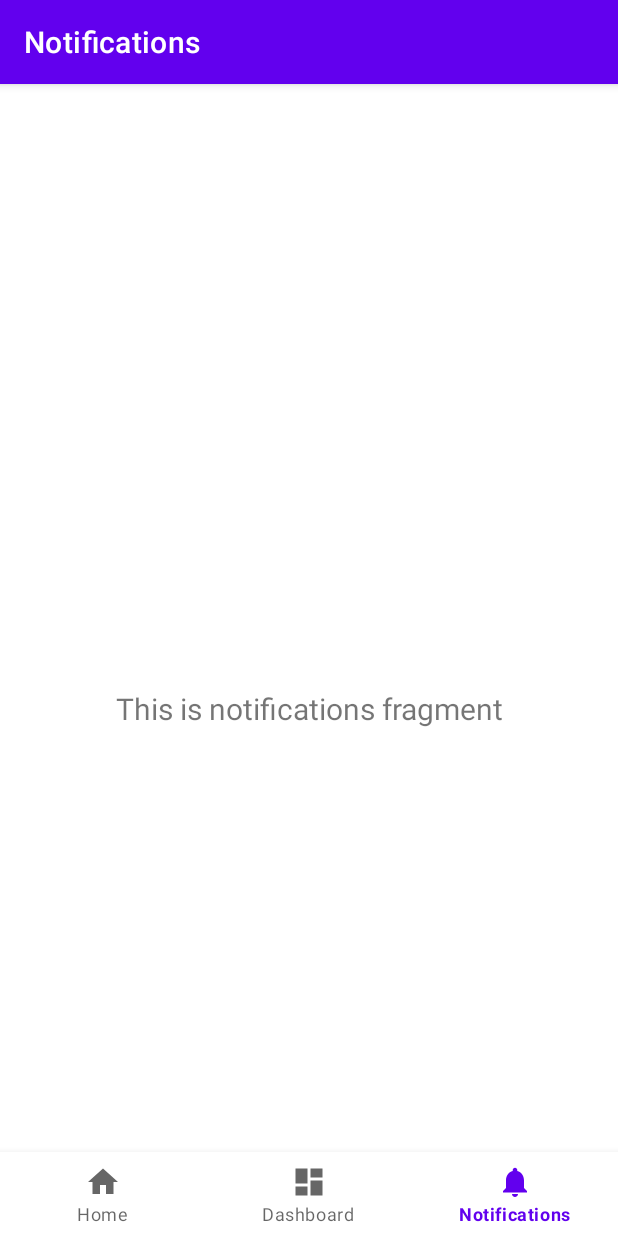
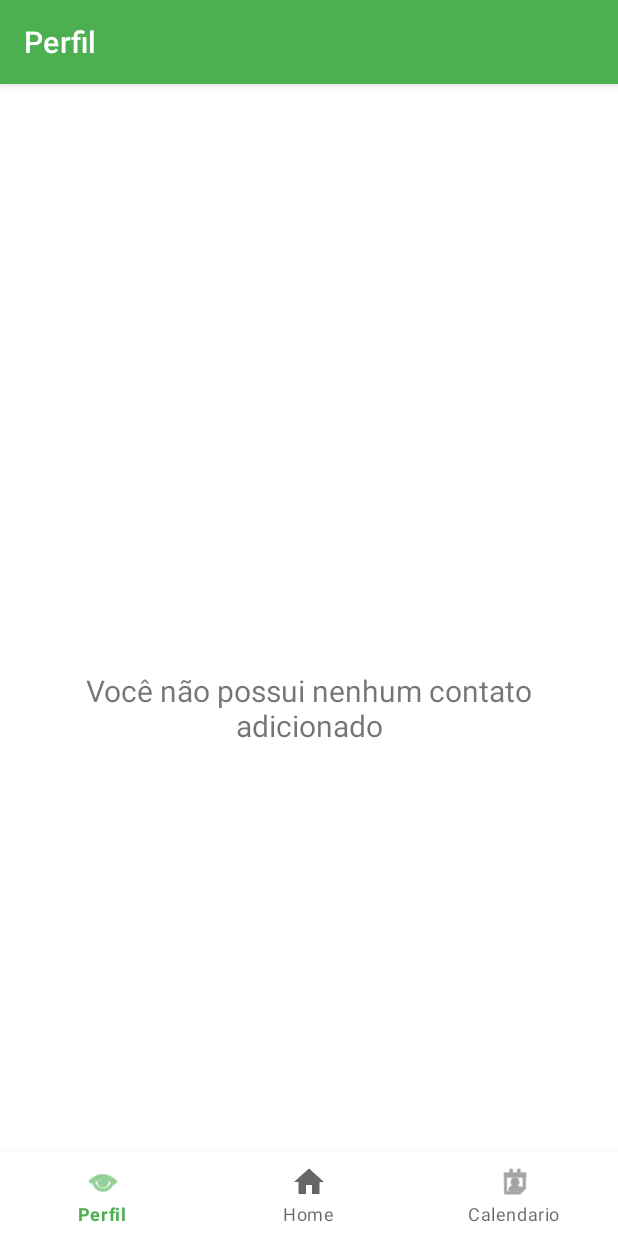
Before and after one commit to HenriqMarxs/FeelingsDay, an Android app: the ProfileFragment screen opened through its navigation route, on a phone screen of 412 x 824 dp. Run offline under Robolectric (Android 15) with nearby library versions, the phone set to English and light mode, and no system bars; our stand-ins replace navigation-ui.

Commit message:
ProgressBar Fisrst sprint

```diff
--- a/app/src/main/java/com/example/feelingsday/MainActivity.java
+++ b/app/src/main/java/com/example/feelingsday/MainActivity.java
@@ -26,8 +26,6 @@ public class MainActivity extends AppCompatActivity {
         setContentView(binding.getRoot());
 
         BottomNavigationView navView = findViewById(R.id.nav_view);
-        // Passing each menu ID as a set of Ids because each
-        // menu should be considered as top level destinations.
         AppBarConfiguration appBarConfiguration = new AppBarConfiguration.Builder(
                 R.id.navigation_home, R.id.navigation_dashboard, R.id.navigation_notifications)
                 .build();
--- a/app/src/main/java/com/example/feelingsday/ui/notifications/NotificationsFragment.java
+++ b/app/src/main/java/com/example/feelingsday/ui/Profile/ProfileFragment.java
@@ -1,4 +1,4 @@
-package com.example.feelingsday.ui.notifications;
+package com.example.feelingsday.ui.Profile;
 
 import android.os.Bundle;
 import android.view.LayoutInflater;
@@ -8,22 +8,22 @@ import android.widget.TextView;
 import androidx.annotation.NonNull;
 import androidx.fragment.app.Fragment;
 import androidx.lifecycle.ViewModelProvider;
-import com.example.feelingsday.databinding.FragmentNotificationsBinding;
+import com.example.feelingsday.databinding.FragmentProfileBinding;
 
-public class NotificationsFragment extends Fragment {
+public class ProfileFragment extends Fragment {
 
-    private FragmentNotificationsBinding binding;
+    private FragmentProfileBinding binding;
 
     public View onCreateView(@NonNull LayoutInflater inflater,
                              ViewGroup container, Bundle savedInstanceState) {
-        NotificationsViewModel notificationsViewModel =
-                new ViewModelProvider(this).get(NotificationsViewModel.class);
+        ProfileViewModel profileViewModel =
+                new ViewModelProvider(this).get(ProfileViewModel.class);
 
-        binding = FragmentNotificationsBinding.inflate(inflater, container, false);
+        binding = FragmentProfileBinding.inflate(inflater, container, false);
         View root = binding.getRoot();
 
         final TextView textView = binding.textNotifications;
-        notificationsViewModel.getText().observe(getViewLifecycleOwner(), textView::setText);
+        profileViewModel.getText().observe(getViewLifecycleOwner(), textView::setText);
         return root;
     }
 
--- a/app/src/main/java/com/example/feelingsday/ui/notifications/NotificationsViewModel.java
+++ b/app/src/main/java/com/example/feelingsday/ui/Profile/ProfileViewModel.java
@@ -1,16 +1,16 @@
-package com.example.feelingsday.ui.notifications;
+package com.example.feelingsday.ui.Profile;
 
 import androidx.lifecycle.LiveData;
 import androidx.lifecycle.MutableLiveData;
 import androidx.lifecycle.ViewModel;
 
-public class NotificationsViewModel extends ViewModel {
+public class ProfileViewModel extends ViewModel {
 
     private final MutableLiveData<String> mText;
 
-    public NotificationsViewModel() {
+    public ProfileViewModel() {
         mText = new MutableLiveData<>();
-        mText.setValue("This is notifications fragment");
+        mText.setValue("Você não possui nenhum contato adicionado");
     }
 
     public LiveData<String> getText() {
--- a/app/src/main/java/com/example/feelingsday/ui/dashboard/DashboardViewModel.java
+++ b/app/src/main/java/com/example/feelingsday/ui/dashboard/DashboardViewModel.java
@@ -11,7 +11,7 @@ public class DashboardViewModel extends ViewModel {
 
     public DashboardViewModel() {
         mText = new MutableLiveData<>();
-        mText.setValue("This is dashboard fragment");
+        mText.setValue("Tarefas da data selecionada");
     }
 
     public LiveData<String> getText() {
--- a/app/src/main/java/com/example/feelingsday/ui/home/HomeViewModel.java
+++ b/app/src/main/java/com/example/feelingsday/ui/home/HomeViewModel.java
@@ -14,7 +14,7 @@ public class HomeViewModel extends ViewModel {
 
     public HomeViewModel() {
         mText = new MutableLiveData<>();
-        mText.setValue("Next Goals");
+        mText.setValue("12AM -Proxima tarefa");
 
     }
 
--- a/app/src/main/res/layout/fragment_notifications.xml
+++ b/app/src/main/res/layout/fragment_profile.xml
@@ -5,7 +5,7 @@
         xmlns:tools="http://schemas.android.com/tools"
         android:layout_width="match_parent"
         android:layout_height="match_parent"
-        tools:context=".ui.notifications.NotificationsFragment">
+        tools:context=".ui.Profile.ProfileFragment">
 
     <TextView
             android:id="@+id/text_notifications"
--- a/app/src/main/res/menu/bottom_nav_menu.xml
+++ b/app/src/main/res/menu/bottom_nav_menu.xml
@@ -2,18 +2,16 @@
 <menu xmlns:android="http://schemas.android.com/apk/res/android">
 
     <item
+            android:id="@+id/navigation_notifications"
+            android:icon="@android:drawable/ic_menu_view"
+            android:title="@string/title_chat"/>
+    <item
             android:id="@+id/navigation_home"
             android:icon="@drawable/ic_home_black_24dp"
             android:title="@string/title_home"/>
-
     <item
             android:id="@+id/navigation_dashboard"
-            android:icon="@drawable/ic_dashboard_black_24dp"
-            android:title="@string/title_dashboard"/>
-
-    <item
-            android:id="@+id/navigation_notifications"
-            android:icon="@drawable/ic_notifications_black_24dp"
-            android:title="@string/title_notifications"/>
+            android:icon="@android:drawable/ic_menu_my_calendar"
+            android:title="@string/title_calendario"/>
 
 </menu>
--- a/app/src/main/res/navigation/mobile_navigation.xml
+++ b/app/src/main/res/navigation/mobile_navigation.xml
@@ -14,12 +14,12 @@
     <fragment
             android:id="@+id/navigation_dashboard"
             android:name="com.example.feelingsday.ui.dashboard.DashboardFragment"
-            android:label="@string/title_dashboard"
+            android:label="@string/title_calendario"
             tools:layout="@layout/fragment_dashboard"/>
 
     <fragment
             android:id="@+id/navigation_notifications"
-            android:name="com.example.feelingsday.ui.notifications.NotificationsFragment"
-            android:label="@string/title_notifications"
-            tools:layout="@layout/fragment_notifications"/>
+            android:name="com.example.feelingsday.ui.Profile.ProfileFragment"
+            android:label="@string/title_chat"
+            tools:layout="@layout/fragment_profile"/>
 </navigation>
--- a/app/src/main/res/values/colors.xml
+++ b/app/src/main/res/values/colors.xml
@@ -1,8 +1,8 @@
 <?xml version="1.0" encoding="utf-8"?>
 <resources>
     <color name="purple_200">#FFBB86FC</color>
-    <color name="purple_500">#FF6200EE</color>
-    <color name="purple_700">#FF3700B3</color>
+    <color name="purple_500">#4CAF50</color>
+    <color name="purple_700">#D59ABD6B</color>
     <color name="teal_200">#FF03DAC5</color>
     <color name="teal_700">#FF018786</color>
     <color name="black">#FF000000</color>
--- a/app/src/main/res/values/strings.xml
+++ b/app/src/main/res/values/strings.xml
@@ -1,6 +1,6 @@
 <resources>
-    <string name="app_name">FeelingsDay</string>
+    <string name="app_name">To-Do</string>
     <string name="title_home">Home</string>
-    <string name="title_dashboard">Dashboard</string>
-    <string name="title_notifications">Notifications</string>
+    <string name="title_calendario">Calendario</string>
+    <string name="title_chat">Perfil</string>
 </resources>
```
